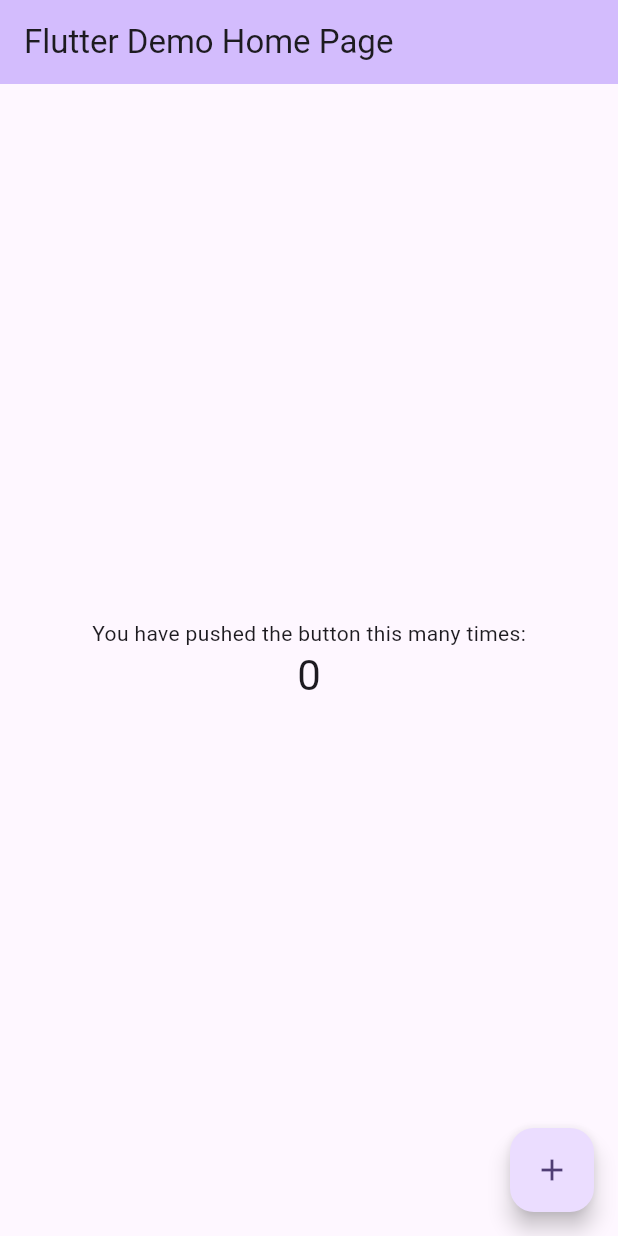
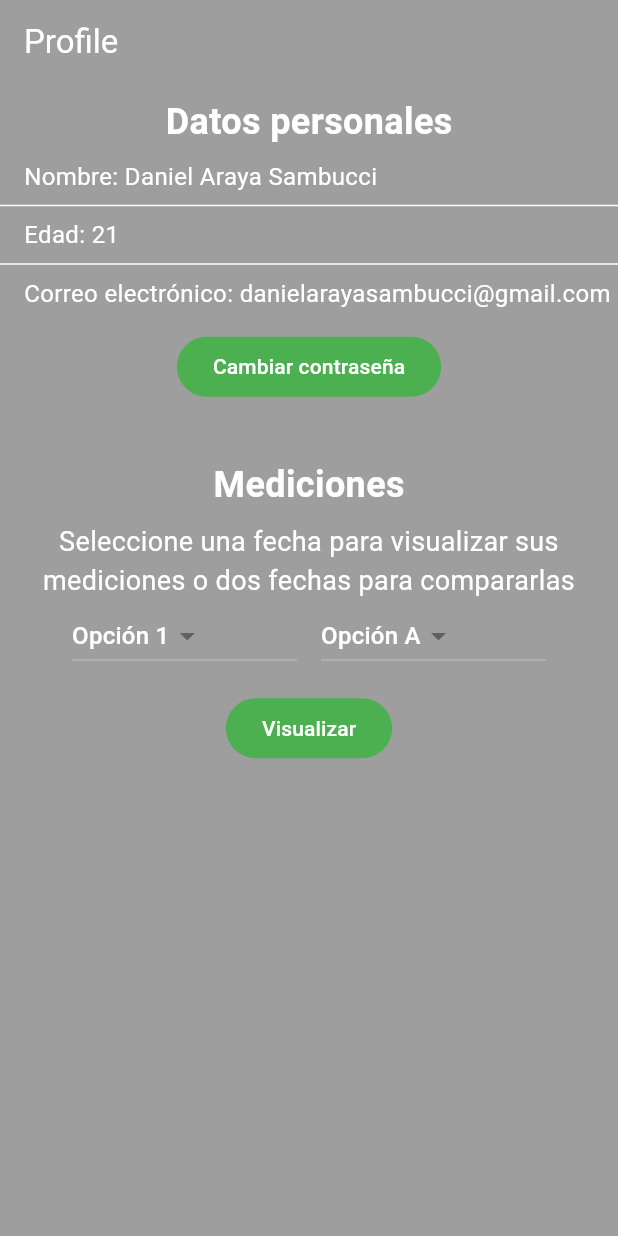
Before and after one commit to GymTecProject/gym-tec-app, a Flutter app: the screen it shows after launch, on a phone screen of 412 x 824 dp. Run offline on Flutter 3.47's test engine with Material 2 defaults, Android fonts, the phone set to English and light mode, and no system bars.

Commit message:
Profile Page
Profile page done. All the information is complete. Waiting to add functionality to change password button and the new window for measurements visualization

```diff
--- a/lib/main.dart
+++ b/lib/main.dart
@@ -1,4 +1,5 @@
 import 'package:flutter/material.dart';
+import 'package:gym_tec/profile/profile.dart';
 
 void main() {
   runApp(const MyApp());
@@ -28,10 +29,27 @@ class MyApp extends StatelessWidget {
         //
         // This works for code too, not just values: Most code changes can be
         // tested with just a hot reload.
-        colorScheme: ColorScheme.fromSeed(seedColor: Colors.deepPurple),
+        //colorScheme: ColorScheme.fromSeed(seedColor: Colors.deepPurple),
+        colorScheme: const ColorScheme(
+            brightness: Brightness.light,
+            primary: Colors.green,
+            onPrimary: Colors.white,
+            secondary: Colors.purple,
+            onSecondary: Colors.black,
+            error: Colors.red,
+            onError: Colors.white,
+            background: Colors.black,
+            onBackground: Colors.white,
+            surface: Colors.grey,
+            onSurface: Colors.white,),
         useMaterial3: true,
       ),
-      home: const MyHomePage(title: 'Flutter Demo Home Page'),
+      initialRoute: '/',
+      routes: {
+        '/': (context) => const ProfilePage(),
+      //  '/login': (context) => const LoginPage(),
+      //  '/register': (context) => const RegisterPage(),
+      }
     );
   }
 }
--- /dev/null
+++ b/lib/profile/profile.dart
@@ -0,0 +1,150 @@
+import 'package:flutter/material.dart';
+
+class ProfilePage extends StatefulWidget {
+  const ProfilePage({super.key});
+
+  @override
+  State<ProfilePage> createState() => _ProfilePageState();
+}
+
+class _ProfilePageState extends State<ProfilePage> {
+
+  @override
+  Widget build(BuildContext context){
+    return Scaffold(
+      appBar: AppBar(
+        title: const Text('Profile'),
+      ),
+      body: const AlignTopCenterColumn(),
+    );
+  }
+}
+class AlignTopCenterColumn extends StatefulWidget {
+  const AlignTopCenterColumn({super.key});
+  @override
+
+  _AlignTopCenterColumnState createState() => _AlignTopCenterColumnState();
+}
+
+class _AlignTopCenterColumnState extends State<AlignTopCenterColumn>  {
+  String _selectedOption1 = 'Opción 1';
+  String _selectedOption2 = 'Opción A';
+
+  //Datos personales
+  final String _nombre = 'Daniel Araya Sambucci';
+  final String _edad = '21';
+  final String _correo = 'danielarayasambucci@gmail.com';
+
+  //Parámetros biométricos
+  /*String _altura =
+  String _peso
+  String _porcentajeGrasa
+  String _mMuscular
+  String _mOsea
+  String _gastoCalorico
+  String _grasaVisceral
+  String _IMC
+
+  //Mediciones
+*/
+  @override
+  Widget build(BuildContext context) {
+    return Align(
+      alignment: Alignment.topCenter,
+      child: Column(
+        mainAxisAlignment: MainAxisAlignment.start, // Align contents at the top
+        crossAxisAlignment: CrossAxisAlignment.start, // Center contents horizontally
+        children: [
+          const SizedBox(
+            height: 50,
+            //width: 100,
+            //color: Colors.red,
+            child: Center(child: Text('Datos personales', style: TextStyle(fontSize: 24, fontWeight: FontWeight.bold))),
+          ),
+          Padding(padding: const EdgeInsets.only(left: 16),
+          child: Text('Nombre: $_nombre', style: const TextStyle(fontSize: 16))),
+          const Divider(),
+          Padding(padding: const EdgeInsets.only(left: 16),
+          child: Text('Edad: $_edad', style: const TextStyle(fontSize: 16))),
+          const Divider(),
+          Padding(padding: const EdgeInsets.only(left: 16),
+          child: Text('Correo electrónico: $_correo', style: const TextStyle(fontSize: 16))),
+
+          SizedBox(
+            height: 75,
+            child: Center(child: FilledButton(onPressed: (){}, child: const Text('Cambiar contraseña'))),
+          ),
+
+          const Padding(
+            padding: EdgeInsets.only(top: 16),
+            child: SizedBox( height: 50,
+              child: Center(child:Text('Mediciones', style: TextStyle(fontSize: 24, fontWeight: FontWeight.bold)))
+            )),
+          Center(child: Container(
+            constraints: const BoxConstraints(maxWidth: 450), // Ajusta el ancho máximo del texto
+            child: const Center(child: Text('Seleccione una fecha para visualizar sus mediciones o dos fechas para compararlas', style: TextStyle(fontSize: 18), textAlign: TextAlign.center),
+            ),
+          )),
+          Center(child: Row(
+              mainAxisAlignment: MainAxisAlignment.center,
+              children: [
+                SizedBox(
+                  width: 150,
+                  child: DropdownButton<String>(
+                    value: _selectedOption1,
+                    onChanged: (String? newValue) {
+                      setState(() {
+                        _selectedOption1 = newValue!;
+                      });
+                    },
+                    items: <String>[
+                      'Opción 1',
+                      'Opción 2',
+                      'Opción 3',
+                      'Opción 4',
+                    ].map<DropdownMenuItem<String>>(
+                      (String value) {
+                        return DropdownMenuItem<String>(
+                          value: value,
+                          child: Text(value),
+                        );
+                      },
+                    ).toList(),
+                  ),
+                ),
+                const SizedBox(width: 16), // Espacio entre los DropdownButton
+                SizedBox(
+                  width: 150,
+                  child: DropdownButton<String>(
+                    value: _selectedOption2,
+                    onChanged: (String? newValue) {
+                      setState(() {
+                        _selectedOption2 = newValue!;
+                      });
+                    },
+                    items: <String>[
+                      'Opción A',
+                      'Opción B',
+                      'Opción C',
+                      'Opción D',
+                    ].map<DropdownMenuItem<String>>(
+                      (String value) {
+                        return DropdownMenuItem<String>(
+                          value: value,
+                          child: Text(value),
+                        );
+                      },
+                    ).toList(),
+                  ),
+                ),
+              ],
+            ),
+          ),
+        SizedBox(
+          height: 75,
+          child: Center(child: FilledButton(onPressed: (){}, child: const Text('Visualizar'))),
+        )],
+      ),
+    );
+  }
+}
```
